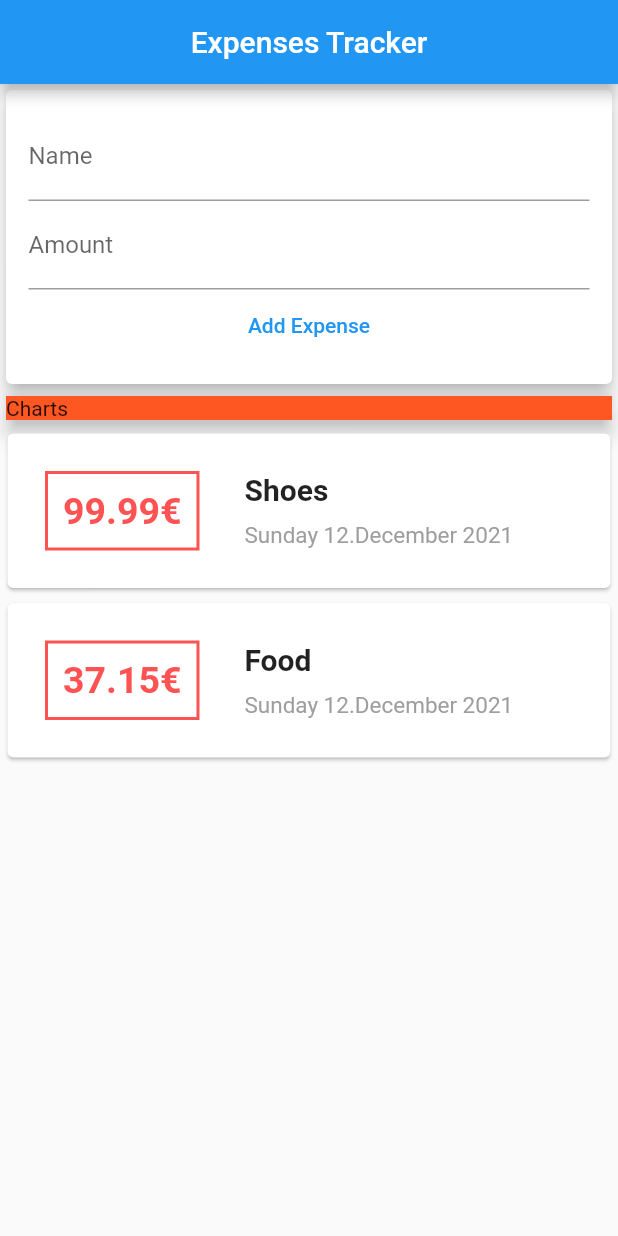
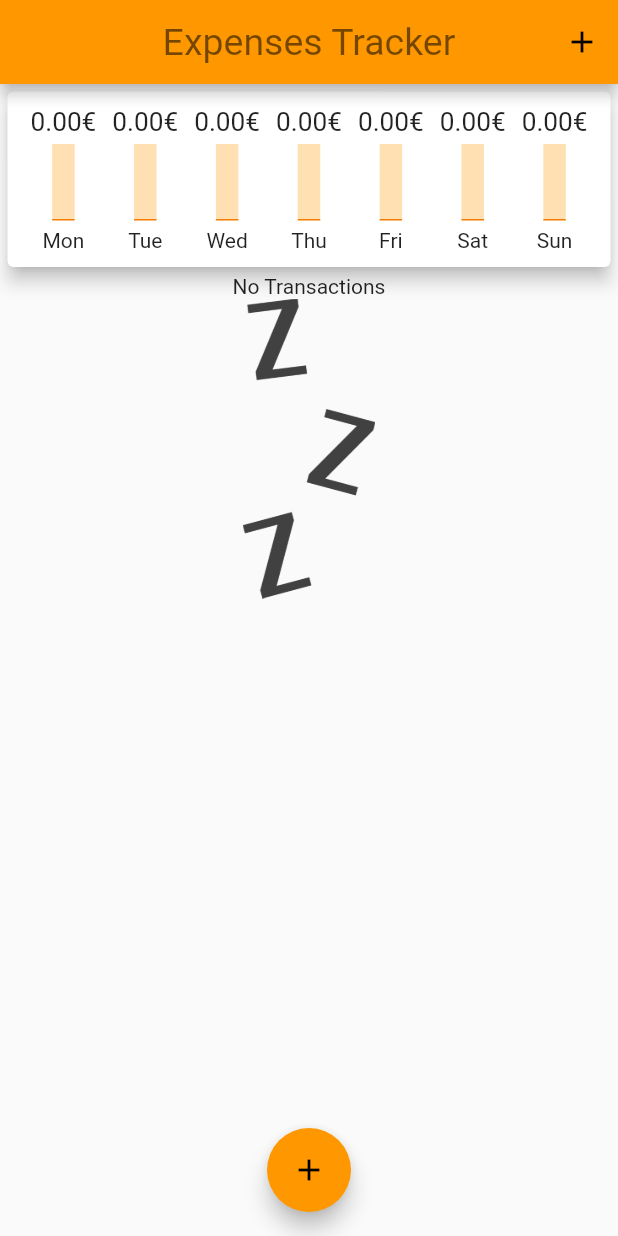
Before and after one commit to Respicite/learning_flutter_expenses, a Flutter app: the screen it shows after launch, on a phone screen of 412 x 824 dp. Run offline on Flutter 3.47's test engine with Material 2 defaults, Android fonts, the phone set to English and light mode, and no system bars; missing offline and left inert: dart:ffi; Roboto replaces fonts that are missing (Quicksand).

Commit message:
DONE
Scaling of Expense Bars is still a bit wanky

```diff
--- a/lib/main.dart
+++ b/lib/main.dart
@@ -1,5 +1,8 @@
 import 'package:flutter/material.dart';
 import 'package:flutter_tutorial_expenses/widgets/expenses.dart';
+import 'package:flutter_tutorial_expenses/widgets/new_expense.dart';
+
+import 'models/transaction.dart';
 
 void main() => runApp(MyApp());
 
@@ -7,22 +10,69 @@ class MyApp extends StatelessWidget {
   @override
   Widget build(BuildContext context) {
     return MaterialApp(
-      title: 'Flutter App',
+      title: 'Expenses',
       home: MyHomePage(),
+      theme: ThemeData(
+        primarySwatch: Colors.orange,
+        fontFamily: 'Quicksand',
+        textTheme: TextTheme(
+          caption: TextStyle( fontSize: 25)),
+        ),
     );
   }
 }
 
-class MyHomePage extends StatelessWidget {
+class MyHomePage extends StatefulWidget {
+  @override
+  State<MyHomePage> createState() => _MyHomePageState();
+}
+
+class _MyHomePageState extends State<MyHomePage> {
+  final titleController = TextEditingController();
+
+  final amountController = TextEditingController();
+
+  List<Transaction> transactions = [
+    // Transaction(id: '1', title: 'Shoes', amount: 99.99, date: DateTime.now()),
+    // Transaction(id: '2', title: 'Food', amount: 37.15, date: DateTime.now()),
+  ];
+
+  void addNewTransaction(String title, double amount, DateTime date){
+    final newTransaction = Transaction(id: DateTime.now().toString(), title: title, amount: amount, date: date);
+
+    setState(() {
+      titleController.text = '';
+      amountController.text = '';
+      transactions.add(newTransaction);
+      Navigator.of(context).pop();
+    });
+  }
+
+  void removeTransaction(String id) {
+    setState(() {
+      transactions.removeWhere((transaction) => transaction.id == id);
+    });
+  }
+
+  void openNexEpenseModal(BuildContext ctx) {
+    showModalBottomSheet(context: ctx, builder: (bCtx) {
+      return NewExpense(titleController: titleController, amountController: amountController, addTx: addNewTransaction);
+    });
+  }
 
   @override
   Widget build(BuildContext context) {
     return Scaffold(
       appBar: AppBar(
-        title: const Text('Expenses Tracker'),
+        title: Text('Expenses Tracker', style: Theme.of(context).textTheme.caption,),
         centerTitle: true,
+        actions: [
+          IconButton(onPressed: () => { openNexEpenseModal(context) }, icon: Icon(Icons.add))
+        ],
       ),
-      body: Expenses(),
+      body: Expenses(titleController: titleController, amountController: amountController, transactions: transactions, removeTransaction: removeTransaction),
+      floatingActionButton: FloatingActionButton(child: Icon(Icons.add), onPressed: () => { openNexEpenseModal(context) },),
+      floatingActionButtonLocation: FloatingActionButtonLocation.centerFloat,
     );
   }
 }
--- a/lib/models/transaction.dart
+++ b/lib/models/transaction.dart
@@ -16,4 +16,8 @@ class Transaction {
   String get readableDate {
     return DateFormat('EEEE d.MMMM yyyy').format(date);
   }
+
+  String get readableAmount {
+    return '${amount.toStringAsFixed(2)}€';
+  }
 }
--- /dev/null
+++ b/lib/widgets/expense_bar.dart
@@ -0,0 +1,43 @@
+import 'dart:ffi';
+
+import 'package:flutter/cupertino.dart';
+import 'package:flutter/material.dart';
+
+class ExpenseBar extends StatelessWidget {
+  final double amount;
+  final double maxAmount;
+  final String day;
+
+  ExpenseBar({this.amount, this.maxAmount, this.day});
+
+  @override
+  Widget build(BuildContext context) {
+    double amountPercentage;
+
+    amount <= 0 || maxAmount <= 0? amountPercentage = 0 : amountPercentage = amount / maxAmount;
+
+    return Flexible(
+      fit: FlexFit.tight,
+      child: Column(
+        children: [
+          Container(height: 20, child: FittedBox(child: Text('${amount.toStringAsFixed(2)}€'))),
+          Container(
+            margin: EdgeInsets.only(top: 5),
+            width: 15,
+            height: (50*(1-amountPercentage)),
+            color: Theme.of(context).primaryColorLight,
+          ),
+          Container(
+            margin: EdgeInsets.only(bottom: 5),
+            width: 15,
+            height: (50*amountPercentage)+1,
+            color: Theme.of(context).primaryColorDark,
+          ),
+          // alternativley I could use Stack to *stack* two Containers on top
+          // of each other - which would look the same in the final App
+          Text(day)
+        ],
+      ),
+    );
+  }
+}
--- a/lib/widgets/expense_card.dart
+++ b/lib/widgets/expense_card.dart
@@ -4,43 +4,70 @@ import '../models/transaction.dart';
 
 class ExpenseCard extends StatelessWidget {
   final Transaction expense;
+  final Function removeTransaction;
 
-  ExpenseCard(this.expense);
+  ExpenseCard(this.expense, this.removeTransaction);
+
+  void trash() {
+    removeTransaction(expense.id);
+  }
 
   @override
   Widget build(BuildContext context) {
     return Card(
-      margin: EdgeInsets.all(5),
+      margin: const EdgeInsets.all(10),
+      elevation: 5,
       child: Container(
-        margin: EdgeInsets.all(25),
-        child: Row(
-          children: [
-            Container(
-              padding: EdgeInsets.all(10),
-              decoration: BoxDecoration(
-                border: Border.all(
-                  color: Colors.redAccent,
-                  width: 2
-                )
-              ),
-              child: Text('${expense.amount}€', style: TextStyle(color: Colors.redAccent, fontWeight: FontWeight.bold, fontSize: 25),),
-            ),
-            Container(
-              margin: EdgeInsets.only(left: 30),
-              child: Column(
-                crossAxisAlignment: CrossAxisAlignment.start,
-                children: [
-                  Container(
-                    margin: EdgeInsets.only(bottom: 10),
-                    child: Text(expense.title, style: TextStyle(fontWeight: FontWeight.bold, fontSize: 20),),
-                  ),
-                  Text(expense.readableDate, style: TextStyle(fontSize: 15, color: Colors.grey),),
-                ],
-              ),
-            )
-          ],
-        )
+        padding: const EdgeInsets.all(5),
+        child: ListTile(
+          trailing: IconButton(icon: Icon(Icons.delete, color: Colors.red,), onPressed: trash,),
+          leading: CircleAvatar(
+            radius: 25,
+            child: Padding(padding: const EdgeInsets.all(5),
+              child: FittedBox(child: Text(expense.readableAmount, style: TextStyle(color: Theme.of(context).primaryColorDark, fontWeight: FontWeight.bold, fontSize: 25),)))
+          ),
+          title: Text(expense.title, style: const TextStyle(fontWeight: FontWeight.bold, fontSize: 20),),
+          subtitle: Text(expense.readableDate, style: const TextStyle(fontSize: 15, color: Colors.grey),),
+        ),
       ),
     );
+
+    // Old way of doing it - a little bit more work compared to ListTile
+    // return Card(
+    //   margin: EdgeInsets.all(5),
+    //   child: Container(
+    //     margin: EdgeInsets.all(25),
+    //     child: Row(
+    //       children: [
+    //         Flexible(
+    //           fit: FlexFit.tight,
+    //           child: Container(
+    //             padding: EdgeInsets.all(10),
+    //             decoration: BoxDecoration(
+    //               border: Border.all(
+    //                 color: Theme.of(context).accentColor,
+    //                 width: 2
+    //               )
+    //             ),
+    //             child: FittedBox(child: Text(expense.readableAmount, style: TextStyle(color: Theme.of(context).primaryColorDark, fontWeight: FontWeight.bold, fontSize: 25),)),
+    //           ),
+    //         ),
+    //         Container(
+    //           margin: EdgeInsets.only(left: 30),
+    //           child: Column(
+    //             crossAxisAlignment: CrossAxisAlignment.start,
+    //             children: [
+    //               Container(
+    //                 margin: EdgeInsets.only(bottom: 10),
+    //                 child: FittedBox(child: Text(expense.title, style: TextStyle(fontWeight: FontWeight.bold, fontSize: 20),)),
+    //               ),
+    //               Text(expense.readableDate, style: TextStyle(fontSize: 15, color: Colors.grey),),
+    //             ],
+    //           ),
+    //         )
+    //       ],
+    //     )
+    //   ),
+    // );
   }
 }
--- /dev/null
+++ b/lib/widgets/expense_chart.dart
@@ -0,0 +1,52 @@
+import 'package:flutter/material.dart';
+import 'package:flutter_tutorial_expenses/models/transaction.dart';
+import 'package:intl/intl.dart';
+
+import 'expense_bar.dart';
+
+class ExpenseChart extends StatelessWidget {
+  final List<Transaction> transactions;
+
+  ExpenseChart({this.transactions});
+
+  List<ExpenseBar> get groupedTransactionValues{
+    var maxSum = 0.0;
+
+    for(var i = 0; i < transactions.length; i++){
+      if(transactions[i].date.isAfter(DateTime.now().subtract(const Duration(days: 6)))){
+        maxSum += transactions[i].amount;
+      }
+    }
+
+    return List.generate(7, (index) {
+      final day = DateTime.now().subtract(Duration(days: 6-index));
+      final dayDMY = DateFormat('dMy').format(day);
+      final dayShort = DateFormat('E').format(day);
+
+      var totalSum = 0.0;
+
+      for(var i = 0; i < transactions.length; i++){
+        if(DateFormat('dMy').format(transactions[i].date) == dayDMY){
+          totalSum += transactions[i].amount;
+        }
+      }
+
+      return ExpenseBar(amount: totalSum, maxAmount: maxSum, day: dayShort,);
+    });
+  }
+
+  @override
+  Widget build(BuildContext context) {
+    return Card(
+      child: Container(width: double.infinity,
+          padding: EdgeInsets.all(10),
+          child: Row(
+            mainAxisAlignment: MainAxisAlignment.spaceEvenly,
+            children: groupedTransactionValues,
+          )
+      ),
+      elevation: 5,
+      margin: EdgeInsets.all(5),
+    );
+  }
+}
--- a/lib/widgets/expense_list.dart
+++ b/lib/widgets/expense_list.dart
@@ -5,24 +5,30 @@ import 'expense_card.dart';
 
 class ExpenseList extends StatelessWidget {
   final List<Transaction> transactions;
+  final Function removeTransaction;
 
-  ExpenseList({ this.transactions });
+  ExpenseList({ this.transactions, this.removeTransaction });
 
   @override
   Widget build(BuildContext context) {
-    return Container(
-      height: 500,
-      child: ListView.builder(
-        itemBuilder: (ctx, index) {
-          return ExpenseCard(transactions[index]);
-        },
-        itemCount: transactions.length,
+    return Expanded(
+      child: Container(
+        child: transactions.isEmpty
+            ? Column(
+                children: [
+                  Text('No Transactions'),
+                  Container(
+                      height: 200,
+                      child: Image(image: AssetImage('assets/images/waiting.png'), fit: BoxFit.cover))
+                ],
+              )
+            : ListView.builder(
+              itemBuilder: (ctx, index) {
+                return ExpenseCard(transactions[index], removeTransaction);
+              },
+              itemCount: transactions.length,
+            ),
       ),
-      // child: ListView(
-      //   children: transactions.map((transaction) {
-      //     return  ExpenseCard(transaction);
-      //   }).toList(),
-      // ),
     );
   }
 }
--- a/lib/widgets/expenses.dart
+++ b/lib/widgets/expenses.dart
@@ -1,43 +1,41 @@
 import 'package:flutter/material.dart';
 import 'package:flutter_tutorial_expenses/models/transaction.dart';
+import 'package:flutter_tutorial_expenses/widgets/expense_chart.dart';
 
 import 'expense_list.dart';
 import 'package:flutter_tutorial_expenses/widgets/expense_list.dart';
 
-import 'new_expense.dart';
 
 class Expenses extends StatefulWidget {
+  final TextEditingController titleController;
+  final TextEditingController amountController;
+  final List<Transaction> transactions;
+  final Function removeTransaction;
+
+  const Expenses({this.titleController, this.amountController, this.transactions, this.removeTransaction});
 
   @override
   _Expenses createState() => _Expenses();
 }
 
 class _Expenses extends State<Expenses> {
-  final titleController = TextEditingController();
-  final amountController = TextEditingController();
-
-  List<Transaction> transactions = [
-    Transaction(id: '1', title: 'Shoes', amount: 99.99, date: DateTime.now()),
-    Transaction(id: '2', title: 'Food', amount: 37.15, date: DateTime.now()),
-  ];
-
-  void addNewTransaction(String title, double amount){
-    final newTransaction = Transaction(id: DateTime.now().toString(), title: title, amount: amount, date: DateTime.now());
-
-    setState(() {
-      transactions.add(newTransaction);
-    });
-  }
+  TextEditingController titleController;
+  TextEditingController amountController;
+  List<Transaction> transactions;
 
   @override
   Widget build(BuildContext context) {
+
+    titleController = widget.titleController;
+    amountController = widget.amountController;
+    transactions = widget.transactions;
+
     return Column(
         mainAxisAlignment: MainAxisAlignment.start,
         crossAxisAlignment: CrossAxisAlignment.stretch,
       children: [
-        NewExpense(titleController: titleController, amountController: amountController, addTx: addNewTransaction),
-        Card(child: Container(width: double.infinity, color: Colors.deepOrange, child: Text('Charts')), elevation: 5,),
-        ExpenseList(transactions: transactions),
+        ExpenseChart(transactions: transactions,),
+        ExpenseList(transactions: transactions, removeTransaction: widget.removeTransaction),
       ]
     );
   }
```
Also changed, not shown: lib/widgets/new_expense.dart (+54 -9 lines), pubspec.yaml (+18 -14 lines), assets/fonts/OpenSans-Bold.ttf (added), assets/fonts/OpenSans-Regular.ttf (added), assets/fonts/Quicksand-Bold.ttf (added), assets/fonts/Quicksand-Light.ttf (added), assets/fonts/Quicksand-Medium.ttf (added), assets/fonts/Quicksand-Regular.ttf (added), assets/images/waiting.png (added), 2 other files.
